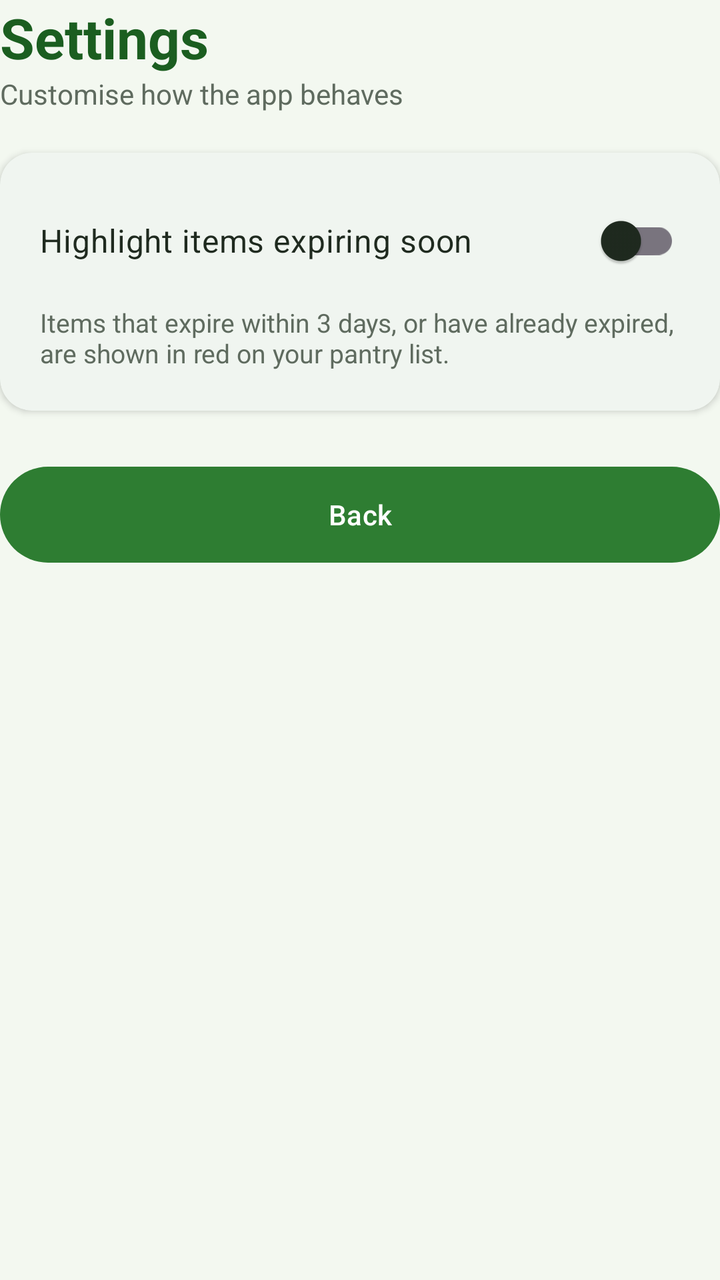
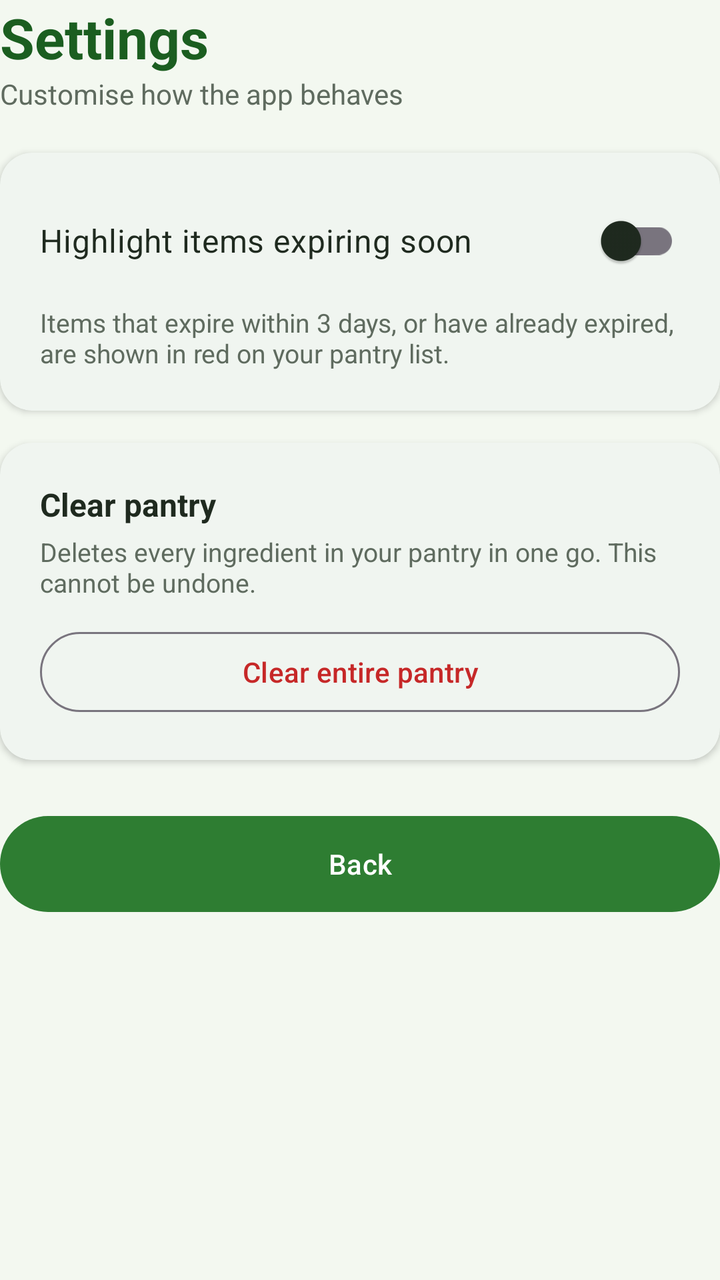

Compare the two renders of this Android layout. The source of the first and the diff that turns it into the second are given below.
<!-- AndroidManifest.xml: application theme Theme.SmartPantrymanager -->
<!-- res/layout/activity_settings.xml -->
<?xml version="1.0" encoding="utf-8"?>
<LinearLayout xmlns:android="http://schemas.android.com/apk/res/android"
    xmlns:app="http://schemas.android.com/apk/res-auto"
    android:id="@+id/settingsRoot"
    android:layout_width="match_parent"
    android:layout_height="match_parent"
    android:background="@color/background"
    android:orientation="vertical">

    <TextView
        android:layout_width="match_parent"
        android:layout_height="wrap_content"
        android:text="Settings"
        android:textColor="@color/green_dark"
        android:textSize="28sp"
        android:textStyle="bold" />

    <TextView
        android:layout_width="match_parent"
        android:layout_height="wrap_content"
        android:text="Customise how the app behaves"
        android:textColor="@color/text_secondary"
        android:textSize="14sp" />

    <com.google.android.material.card.MaterialCardView
        android:layout_width="match_parent"
        android:layout_height="wrap_content"
        android:layout_marginTop="20dp"
        app:cardBackgroundColor="@color/white"
        app:cardCornerRadius="16dp"
        app:cardElevation="2dp"
        app:strokeWidth="0dp">

        <LinearLayout
            android:layout_width="match_parent"
            android:layout_height="wrap_content"
            android:orientation="vertical"
            android:padding="20dp">

            <androidx.appcompat.widget.SwitchCompat
                android:id="@+id/switchExpiryAlerts"
                android:layout_width="match_parent"
                android:layout_height="wrap_content"
                android:text="Highlight items expiring soon"
                android:textColor="@color/text_primary"
                android:textSize="16sp" />

            <TextView
                android:layout_width="match_parent"
                android:layout_height="wrap_content"
                android:layout_marginTop="8dp"
                android:text="Items that expire within 3 days, or have already expired, are shown in red on your pantry list."
                android:textColor="@color/text_secondary"
                android:textSize="13sp" />
        </LinearLayout>
    </com.google.android.material.card.MaterialCardView>

    <com.google.android.material.button.MaterialButton
        android:id="@+id/buttonSettingsBack"
        android:layout_width="match_parent"
        android:layout_height="56dp"
        android:layout_marginTop="24dp"
        android:text="Back" />
</LinearLayout>
<!-- resources referenced by this layout -->
<resources>
  <color name="background">#F3F8F0</color>
  <color name="green_dark">#1B5E20</color>
  <color name="text_primary">#1F2A1F</color>
  <color name="text_secondary">#5F6B5F</color>
  <color name="white">#FFFFFFFF</color>
  <style name="Theme.SmartPantrymanager" parent="Base.Theme.SmartPantrymanager" />
  <style name="Base.Theme.SmartPantrymanager" parent="Theme.Material3.Light.NoActionBar">
          <item name="colorPrimary">@color/green_primary</item>
          <item name="colorOnPrimary">@color/white</item>
          <item name="colorPrimaryContainer">@color/green_light</item>
          <item name="colorOnPrimaryContainer">@color/green_dark</item>
          <item name="colorSecondary">@color/green_primary</item>
          <item name="colorOnSecondary">@color/white</item>
          <item name="colorSecondaryContainer">@color/green_light</item>
          <item name="colorOnSecondaryContainer">@color/green_dark</item>
          <item name="colorSurface">@color/white</item>
          <item name="colorOnSurface">@color/text_primary</item>
          <item name="android:colorBackground">@color/background</item>
          <item name="android:windowBackground">@color/background</item>
          <item name="android:windowLightStatusBar">true</item>
      </style>
  <color name="green_primary">#2E7D32</color>
  <color name="green_light">#DCEDC8</color>
</resources>

<!-- the commit's change to res/layout/activity_settings.xml (unified diff, before → after) -->
@@ -55,6 +55,48 @@
         </LinearLayout>
     </com.google.android.material.card.MaterialCardView>
 
+    <com.google.android.material.card.MaterialCardView
+        android:layout_width="match_parent"
+        android:layout_height="wrap_content"
+        android:layout_marginTop="16dp"
+        app:cardBackgroundColor="@color/white"
+        app:cardCornerRadius="16dp"
+        app:cardElevation="2dp"
+        app:strokeWidth="0dp">
+
+        <LinearLayout
+            android:layout_width="match_parent"
+            android:layout_height="wrap_content"
+            android:orientation="vertical"
+            android:padding="20dp">
+
+            <TextView
+                android:layout_width="match_parent"
+                android:layout_height="wrap_content"
+                android:text="Clear pantry"
+                android:textColor="@color/text_primary"
+                android:textSize="16sp"
+                android:textStyle="bold" />
+
+            <TextView
+                android:layout_width="match_parent"
+                android:layout_height="wrap_content"
+                android:layout_marginTop="4dp"
+                android:text="Deletes every ingredient in your pantry in one go. This cannot be undone."
+                android:textColor="@color/text_secondary"
+                android:textSize="13sp" />
+
+            <com.google.android.material.button.MaterialButton
+                android:id="@+id/buttonClearPantry"
+                style="@style/Widget.Material3.Button.OutlinedButton"
+                android:layout_width="match_parent"
+                android:layout_height="wrap_content"
+                android:layout_marginTop="12dp"
+                android:text="Clear entire pantry"
+                android:textColor="@color/expiry_red" />
+        </LinearLayout>
+    </com.google.android.material.card.MaterialCardView>
+
     <com.google.android.material.button.MaterialButton
         android:id="@+id/buttonSettingsBack"
         android:layout_width="match_parent"
<!-- resource entries referenced after the edit -->
@@ -1,6 +1,7 @@
 <!-- resources referenced by this layout -->
 <resources>
   <color name="background">#F3F8F0</color>
+  <color name="expiry_red">#C62828</color>
   <color name="green_dark">#1B5E20</color>
   <color name="text_primary">#1F2A1F</color>
   <color name="text_secondary">#5F6B5F</color>
